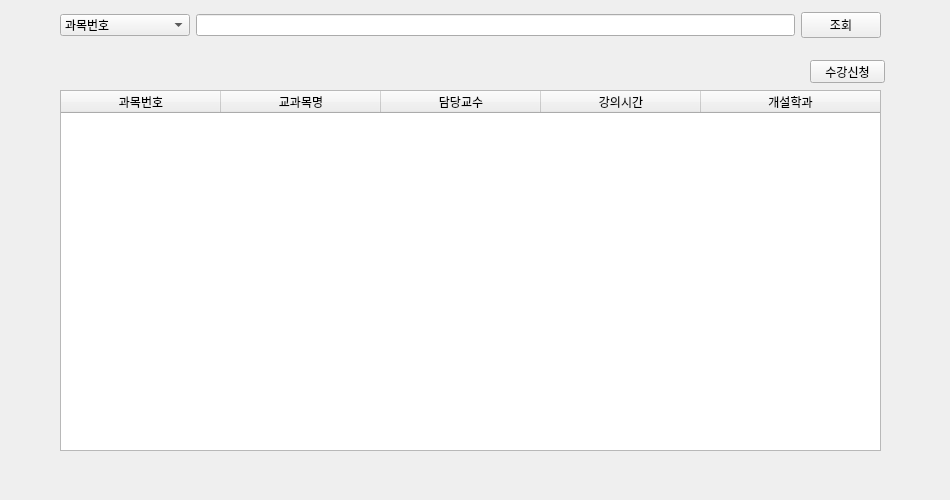
Above: GUI/Std_Enrollment.ui from XUBINN/Capstone before the change. Below: the same form after it.
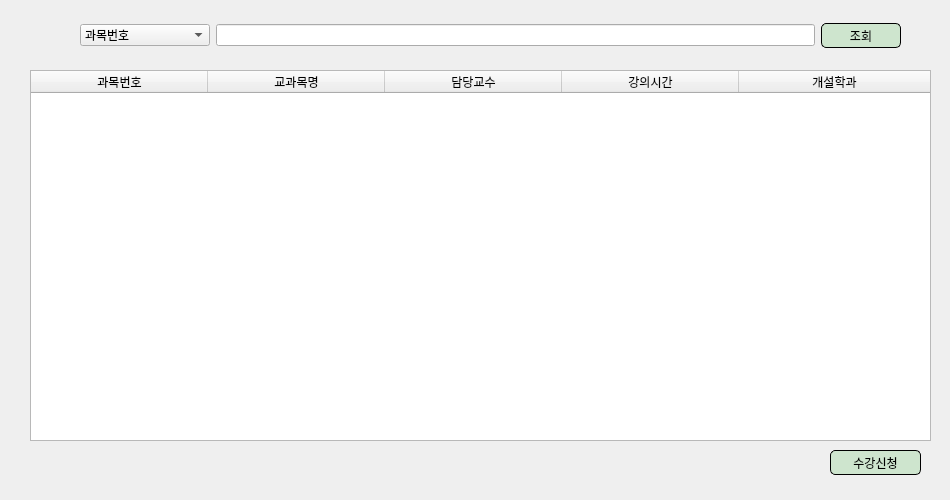
That is the form after the change.

Patch:
```diff
--- a/GUI/Std_Enrollment.ui
+++ b/GUI/Std_Enrollment.ui
@@ -16,8 +16,8 @@
   <widget class="QWidget" name="horizontalLayoutWidget">
    <property name="geometry">
     <rect>
-     <x>60</x>
-     <y>10</y>
+     <x>80</x>
+     <y>20</y>
      <width>821</width>
      <height>31</height>
     </rect>
@@ -67,6 +67,20 @@
     </item>
     <item>
      <widget class="QPushButton" name="pushButton">
+      <property name="minimumSize">
+       <size>
+        <width>80</width>
+        <height>25</height>
+       </size>
+      </property>
+      <property name="styleSheet">
+       <string notr="true">background:rgb(206, 229, 206);
+color:black;
+border-color:(0, 0, 0);
+border-style:solid;
+border-width:1px;
+border-radius:5px;</string>
+      </property>
       <property name="text">
        <string>조회</string>
       </property>
@@ -77,14 +91,14 @@
   <widget class="QTableWidget" name="lect_table">
    <property name="geometry">
     <rect>
-     <x>60</x>
-     <y>90</y>
-     <width>821</width>
-     <height>361</height>
+     <x>30</x>
+     <y>70</y>
+     <width>901</width>
+     <height>371</height>
     </rect>
    </property>
    <attribute name="horizontalHeaderDefaultSectionSize">
-    <number>160</number>
+    <number>177</number>
    </attribute>
    <attribute name="horizontalHeaderStretchLastSection">
     <bool>true</bool>
@@ -118,12 +132,26 @@
   <widget class="QPushButton" name="EnrollmentButton">
    <property name="geometry">
     <rect>
-     <x>810</x>
-     <y>60</y>
-     <width>75</width>
-     <height>23</height>
+     <x>830</x>
+     <y>450</y>
+     <width>91</width>
+     <height>25</height>
     </rect>
    </property>
+   <property name="minimumSize">
+    <size>
+     <width>0</width>
+     <height>25</height>
+    </size>
+   </property>
+   <property name="styleSheet">
+    <string notr="true">background:rgb(206, 229, 206);
+color:black;
+border-color:(0, 0, 0);
+border-style:solid;
+border-width:1px;
+border-radius:5px;</string>
+   </property>
    <property name="text">
     <string>수강신청</string>
    </property>
```
